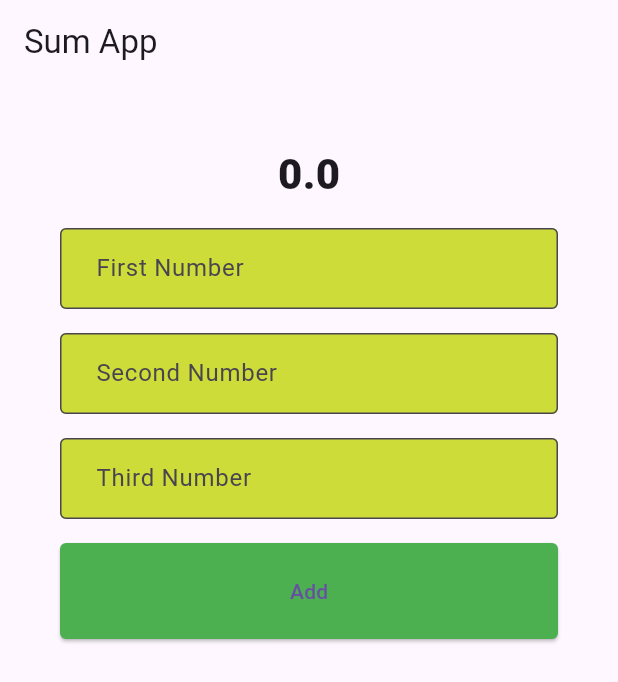
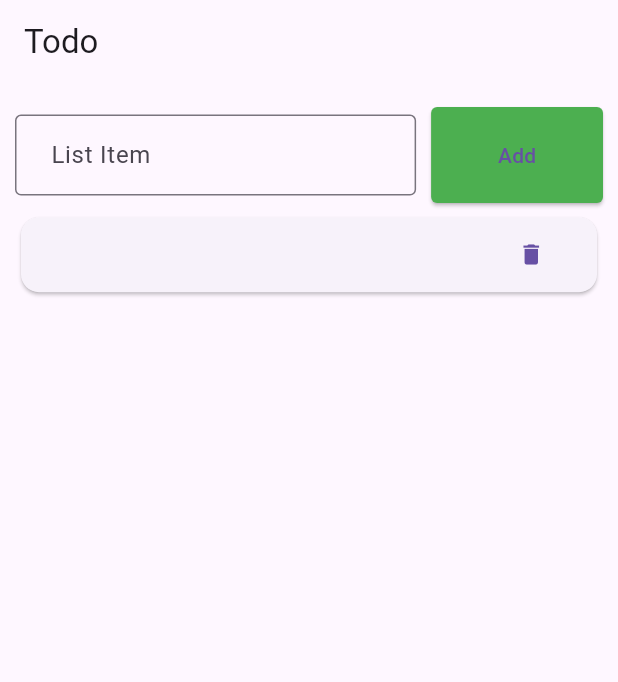
Before and after one commit to mdnahidhasan999/AppDevelopment, a Flutter app: the screen it shows after launch, after a tap on "Add", on a phone screen of 412 x 824 dp. Shown: the top 682 px of the screen. Run offline on Flutter 3.47's test engine with Material 3 defaults, Android fonts, the phone set to English and light mode, and no system bars.

Commit message:
todo app rabbil

```diff
--- a/lib/Style.dart
+++ b/lib/Style.dart
@@ -1,21 +1,14 @@
 import 'package:flutter/material.dart';
 
-InputDecoration AppInputStyle(label){
+InputDecoration AppInputDecoration(label){
   return InputDecoration(
     contentPadding: const EdgeInsets.fromLTRB(20, 10, 10, 20),
-    fillColor: Colors.lime,
-    filled: true,
     border: const OutlineInputBorder(),
     labelText: label
   );
 }
 
-TextStyle HeadTextStyle(){
-  return const TextStyle(
-    fontSize: 28,
-    fontWeight: FontWeight.w800
-  );
-}
+
 
 
 ButtonStyle AppButtonStyle(){
@@ -28,3 +21,16 @@ ButtonStyle AppButtonStyle(){
 
   );
 }
+
+SizedBox SizeBox50(child){
+  return SizedBox(
+    height: 50,
+    width: double.infinity,
+    child: Container(
+      alignment: Alignment.center,
+      padding: EdgeInsets.all(8),
+      child: child,
+
+    ),
+  );
+}
--- /dev/null
+++ b/lib/ToDoPage.dart
@@ -0,0 +1,108 @@
+import 'package:flutter/material.dart';
+import 'package:practiceapp/Style.dart';
+
+class ToDoPage extends StatefulWidget {
+  const ToDoPage({super.key});
+
+  @override
+  State<ToDoPage> createState() => _ToDoPageState();
+}
+
+class _ToDoPageState extends State<ToDoPage> {
+  List TodoList = [];
+  String item = "";
+
+  MyInputOnCgange(content) {
+    setState(() {
+      item = content;
+    });
+  }
+
+  AddItem() {
+    setState(() {
+      TodoList.add({'item': item});
+    });
+  }
+
+  RemoveItem(index) {
+    setState(() {
+      TodoList.removeAt(index);
+    });
+  }
+
+  @override
+  Widget build(BuildContext context) {
+    return Scaffold(
+        appBar: AppBar(
+          title: const Text('Todo'),
+        ),
+        body: Container(
+          padding: const EdgeInsets.all(10),
+          child: Column(
+            children: [
+              Expanded(
+                flex: 10,
+                child: Row(
+                  children: [
+                    Expanded(
+                      flex: 70,
+                      child: TextFormField(
+                        onChanged: (content) {
+                          MyInputOnCgange(content);
+                        },
+                        decoration: AppInputDecoration("List Item"),
+                      ),
+                    ),
+                    const SizedBox(
+                      width: 10,
+                    ),
+                    Expanded(
+                      flex: 30,
+                      child: ElevatedButton(
+                        onPressed: () {
+                          AddItem();
+                        },
+                        child: const Text('Add'),
+                        style: AppButtonStyle(),
+                      ),
+                    ),
+                  ],
+                ),
+              ),
+              Expanded(
+                flex: 90,
+                child: ListView.builder(
+                  itemCount: TodoList.length,
+                  itemBuilder: (context, index) {
+                    return Card(
+                      child: SizeBox50(Row(
+                        children: [
+                          Expanded(
+                            flex: 80,
+                            child: Text(
+                              TodoList[index]['item'].toString(),
+                            ),
+                          ),
+                          const SizedBox(
+                            width: 10,
+                          ),
+                          Expanded(
+                            flex: 20,
+                            child: TextButton(
+                              onPressed: () {
+                                RemoveItem(index);
+                              },
+                              child: Icon(Icons.delete),
+                            ),
+                          ),
+                        ],
+                      )),
+                    );
+                  },
+                ),
+              )
+            ],
+          ),
+        ));
+  }
+}
--- a/lib/main.dart
+++ b/lib/main.dart
@@ -1,5 +1,5 @@
 import 'package:flutter/material.dart';
-import 'package:practiceapp/Style.dart';
+import 'package:practiceapp/ToDoPage.dart';
 
 void main() {
   runApp(const MyApp());
@@ -11,94 +11,8 @@ class MyApp extends StatelessWidget {
   @override
   Widget build(BuildContext context) {
     return const MaterialApp(
-      title: "Sum App",
-      home: MyHomePage(),
+      title: "To Do",
+      home: ToDoPage(),
     );
   }
 }
-
-class MyHomePage extends StatefulWidget {
-  const MyHomePage({super.key});
-
-  @override
-  State<MyHomePage> createState() => _MyHomePageState();
-}
-
-class _MyHomePageState extends State<MyHomePage> {
-  Map<String, double> FormValue = {
-    'Num1': 0,
-    'Num2': 0,
-    'Num3': 0,
-  };
-  double Sum=0;
-
-  @override
-  Widget build(BuildContext context) {
-    MyInputOnChange(InputKey, InputValue) {
-      setState(() {
-        FormValue.update(InputKey, (value) => double.parse(InputValue));
-      });
-    }
-    AddAllNumber(){
-      setState((){
-        Sum=FormValue['Num1']!+FormValue['Num2']!+FormValue['Num3']!;
-      });
-
-    }
-
-    return Scaffold(
-      appBar: AppBar(
-        title: const Text('Sum App'),
-      ),
-      body: Padding(
-        padding: const EdgeInsets.all(40),
-        child: Column(
-          mainAxisAlignment: MainAxisAlignment.start,
-          children: [
-            Text(Sum.toString(), style: HeadTextStyle()),
-            const SizedBox(
-              height: 16,
-            ),
-            TextFormField(
-              onChanged: (value) {
-                MyInputOnChange('Num1', value);
-              },
-              decoration: AppInputStyle('First Number'),
-            ),
-            const SizedBox(
-              height: 16,
-            ),
-            TextFormField(
-              onChanged: (value) {
-                MyInputOnChange('Num2', value);
-              },
-              decoration: AppInputStyle('Second Number'),
-            ),
-            const SizedBox(
-              height: 16,
-            ),
-            TextFormField(
-              onChanged: (value) {
-                MyInputOnChange('Num3', value);
-              },
-              decoration: AppInputStyle('Third Number'),
-            ),
-            const SizedBox(
-              height: 16,
-            ),
-            SizedBox(
-              width: double.infinity,
-              child: ElevatedButton(
-                style: AppButtonStyle(),
-                child: const Text('Add'),
-                onPressed: () {
-                  AddAllNumber();
-                },
-              ),
-            )
-          ],
-        ),
-      ),
-    );
-  }
-}
```
